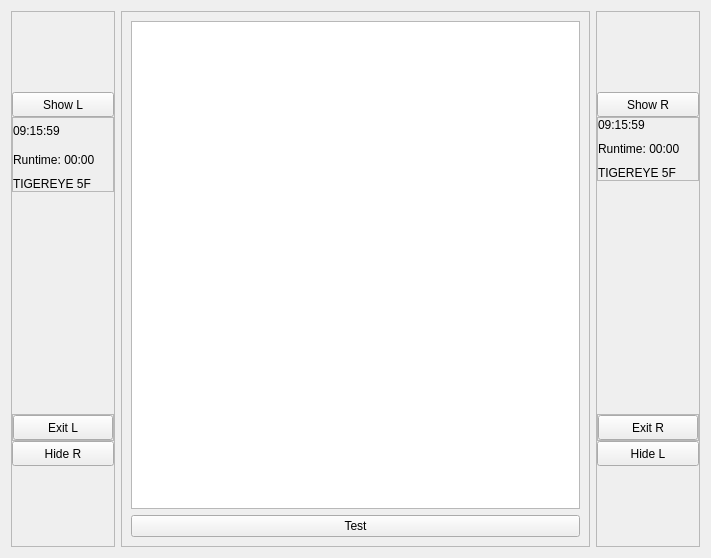
The window that flipVerticalLayout/mainwindow.ui (laszlo-avotra-tips/layout) describes before a commit, drawn with Qt 5.
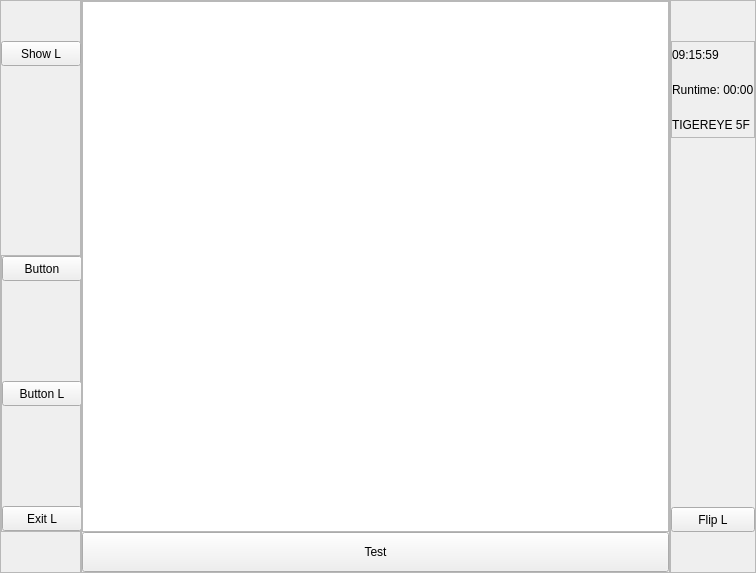
The same window after the commit.

Commit message: the logik works with test

Diff of the .ui file:
```diff
--- a/flipVerticalLayout/mainwindow.ui
+++ b/flipVerticalLayout/mainwindow.ui
@@ -6,25 +6,46 @@
    <rect>
     <x>0</x>
     <y>0</y>
-    <width>711</width>
-    <height>558</height>
+    <width>756</width>
+    <height>573</height>
    </rect>
   </property>
   <property name="windowTitle">
    <string>MainWindow</string>
   </property>
   <layout class="QHBoxLayout" name="horizontalLayout">
+   <property name="spacing">
+    <number>0</number>
+   </property>
+   <property name="leftMargin">
+    <number>0</number>
+   </property>
+   <property name="topMargin">
+    <number>0</number>
+   </property>
+   <property name="rightMargin">
+    <number>0</number>
+   </property>
+   <property name="bottomMargin">
+    <number>0</number>
+   </property>
    <item>
     <widget class="QFrame" name="frameL">
+     <property name="sizePolicy">
+      <sizepolicy hsizetype="Preferred" vsizetype="Preferred">
+       <horstretch>0</horstretch>
+       <verstretch>0</verstretch>
+      </sizepolicy>
+     </property>
      <property name="minimumSize">
       <size>
-       <width>0</width>
+       <width>81</width>
        <height>0</height>
       </size>
      </property>
      <property name="maximumSize">
       <size>
-       <width>16777215</width>
+       <width>81</width>
        <height>16777215</height>
       </size>
      </property>
@@ -34,7 +55,7 @@
      <property name="frameShadow">
       <enum>QFrame::Raised</enum>
      </property>
-     <layout class="QVBoxLayout" name="verticalLayout">
+     <layout class="QVBoxLayout" name="verticalLayout_3">
       <property name="spacing">
        <number>0</number>
       </property>
@@ -42,16 +63,16 @@
        <number>0</number>
       </property>
       <property name="topMargin">
-       <number>80</number>
+       <number>40</number>
       </property>
       <property name="rightMargin">
        <number>0</number>
       </property>
       <property name="bottomMargin">
-       <number>80</number>
+       <number>40</number>
       </property>
       <item>
-       <widget class="QPushButton" name="pushButtonShowButtonsL">
+       <widget class="QPushButton" name="pushButtonShow">
         <property name="sizePolicy">
          <sizepolicy hsizetype="Preferred" vsizetype="Preferred">
           <horstretch>0</horstretch>
@@ -60,7 +81,7 @@
         </property>
         <property name="minimumSize">
          <size>
-          <width>100</width>
+          <width>80</width>
           <height>25</height>
          </size>
         </property>
@@ -75,81 +96,6 @@
         </property>
        </widget>
       </item>
-      <item>
-       <widget class="QFrame" name="frameTL">
-        <property name="minimumSize">
-         <size>
-          <width>0</width>
-          <height>0</height>
-         </size>
-        </property>
-        <property name="maximumSize">
-         <size>
-          <width>16777215</width>
-          <height>16777215</height>
-         </size>
-        </property>
-        <property name="frameShape">
-         <enum>QFrame::StyledPanel</enum>
-        </property>
-        <property name="frameShadow">
-         <enum>QFrame::Raised</enum>
-        </property>
-        <property name="lineWidth">
-         <number>0</number>
-        </property>
-        <layout class="QVBoxLayout" name="verticalLayout_3">
-         <property name="spacing">
-          <number>10</number>
-         </property>
-         <property name="leftMargin">
-          <number>0</number>
-         </property>
-         <property name="topMargin">
-          <number>0</number>
-         </property>
-         <property name="rightMargin">
-          <number>0</number>
-         </property>
-         <property name="bottomMargin">
-          <number>0</number>
-         </property>
-         <item>
-          <widget class="QLabel" name="labelTL">
-           <property name="minimumSize">
-            <size>
-             <width>95</width>
-             <height>25</height>
-            </size>
-           </property>
-           <property name="maximumSize">
-            <size>
-             <width>95</width>
-             <height>16777215</height>
-            </size>
-           </property>
-           <property name="text">
-            <string>09:15:59</string>
-           </property>
-          </widget>
-         </item>
-         <item>
-          <widget class="QLabel" name="label">
-           <property name="text">
-            <string>Runtime: 00:00</string>
-           </property>
-          </widget>
-         </item>
-         <item>
-          <widget class="QLabel" name="label_2">
-           <property name="text">
-            <string>TIGEREYE 5F</string>
-           </property>
-          </widget>
-         </item>
-        </layout>
-       </widget>
-      </item>
       <item>
        <spacer name="verticalSpacer">
         <property name="orientation">
@@ -164,10 +110,10 @@
        </spacer>
       </item>
       <item>
-       <widget class="QFrame" name="frameBL">
+       <widget class="QFrame" name="frameButtons">
         <property name="minimumSize">
          <size>
-          <width>0</width>
+          <width>80</width>
           <height>0</height>
          </size>
         </property>
@@ -199,6 +145,50 @@
          <property name="bottomMargin">
           <number>0</number>
          </property>
+         <item>
+          <widget class="QPushButton" name="pushButton">
+           <property name="sizePolicy">
+            <sizepolicy hsizetype="Preferred" vsizetype="Preferred">
+             <horstretch>0</horstretch>
+             <verstretch>0</verstretch>
+            </sizepolicy>
+           </property>
+           <property name="minimumSize">
+            <size>
+             <width>80</width>
+             <height>25</height>
+            </size>
+           </property>
+           <property name="maximumSize">
+            <size>
+             <width>16777215</width>
+             <height>16777215</height>
+            </size>
+           </property>
+           <property name="text">
+            <string>Button</string>
+           </property>
+          </widget>
+         </item>
+         <item>
+          <widget class="QPushButton" name="pushButtonL">
+           <property name="sizePolicy">
+            <sizepolicy hsizetype="Preferred" vsizetype="Preferred">
+             <horstretch>0</horstretch>
+             <verstretch>0</verstretch>
+            </sizepolicy>
+           </property>
+           <property name="minimumSize">
+            <size>
+             <width>80</width>
+             <height>25</height>
+            </size>
+           </property>
+           <property name="text">
+            <string>Button L</string>
+           </property>
+          </widget>
+         </item>
          <item>
           <widget class="QPushButton" name="pushButtonExitL">
            <property name="sizePolicy">
@@ -209,7 +199,7 @@
            </property>
            <property name="minimumSize">
             <size>
-             <width>100</width>
+             <width>80</width>
              <height>25</height>
             </size>
            </property>
@@ -221,43 +211,51 @@
         </layout>
        </widget>
       </item>
-      <item>
-       <widget class="QPushButton" name="pushButtonFlipR">
-        <property name="sizePolicy">
-         <sizepolicy hsizetype="Preferred" vsizetype="Preferred">
-          <horstretch>0</horstretch>
-          <verstretch>0</verstretch>
-         </sizepolicy>
-        </property>
-        <property name="minimumSize">
-         <size>
-          <width>100</width>
-          <height>25</height>
-         </size>
-        </property>
-        <property name="text">
-         <string>Hide R</string>
-        </property>
-       </widget>
-      </item>
      </layout>
     </widget>
    </item>
    <item>
     <widget class="QFrame" name="frameM">
+     <property name="minimumSize">
+      <size>
+       <width>256</width>
+       <height>0</height>
+      </size>
+     </property>
      <property name="frameShape">
       <enum>QFrame::StyledPanel</enum>
      </property>
      <property name="frameShadow">
       <enum>QFrame::Raised</enum>
      </property>
-     <layout class="QVBoxLayout" name="verticalLayout_7">
+     <layout class="QVBoxLayout" name="verticalLayout">
+      <property name="spacing">
+       <number>0</number>
+      </property>
+      <property name="leftMargin">
+       <number>0</number>
+      </property>
+      <property name="topMargin">
+       <number>0</number>
+      </property>
+      <property name="rightMargin">
+       <number>0</number>
+      </property>
+      <property name="bottomMargin">
+       <number>0</number>
+      </property>
       <item>
        <widget class="QGraphicsView" name="graphicsView">
+        <property name="sizePolicy">
+         <sizepolicy hsizetype="Expanding" vsizetype="Expanding">
+          <horstretch>0</horstretch>
+          <verstretch>0</verstretch>
+         </sizepolicy>
+        </property>
         <property name="minimumSize">
          <size>
-          <width>256</width>
-          <height>192</height>
+          <width>0</width>
+          <height>0</height>
          </size>
         </property>
         <property name="maximumSize">
@@ -270,6 +268,12 @@
       </item>
       <item>
        <widget class="QPushButton" name="pushButtonTest">
+        <property name="minimumSize">
+         <size>
+          <width>0</width>
+          <height>40</height>
+         </size>
+        </property>
         <property name="text">
          <string>Test</string>
         </property>
@@ -282,7 +286,7 @@
     <widget class="QFrame" name="frameR">
      <property name="minimumSize">
       <size>
-       <width>0</width>
+       <width>82</width>
        <height>0</height>
       </size>
      </property>
@@ -298,7 +302,7 @@
      <property name="frameShadow">
       <enum>QFrame::Raised</enum>
      </property>
-     <layout class="QVBoxLayout" name="verticalLayout_6">
+     <layout class="QVBoxLayout" name="verticalLayout_5">
       <property name="spacing">
        <number>0</number>
       </property>
@@ -306,38 +310,19 @@
        <number>0</number>
       </property>
       <property name="topMargin">
-       <number>80</number>
+       <number>40</number>
       </property>
       <property name="rightMargin">
        <number>0</number>
       </property>
       <property name="bottomMargin">
-       <number>80</number>
+       <number>40</number>
       </property>
       <item>
-       <widget class="QPushButton" name="pushButtonShowButtonsR">
-        <property name="sizePolicy">
-         <sizepolicy hsizetype="Preferred" vsizetype="Preferred">
-          <horstretch>0</horstretch>
-          <verstretch>0</verstretch>
-         </sizepolicy>
-        </property>
+       <widget class="QFrame" name="frameStatus">
         <property name="minimumSize">
          <size>
-          <width>100</width>
-          <height>25</height>
-         </size>
-        </property>
-        <property name="text">
-         <string>Show R</string>
-        </property>
-       </widget>
-      </item>
-      <item>
-       <widget class="QFrame" name="frameTR">
-        <property name="minimumSize">
-         <size>
-          <width>0</width>
+          <width>80</width>
           <height>0</height>
          </size>
         </property>
@@ -370,16 +355,16 @@
           <number>0</number>
          </property>
          <item>
-          <widget class="QLabel" name="labelTR">
+          <widget class="QLabel" name="labelTime">
            <property name="minimumSize">
             <size>
-             <width>95</width>
-             <height>0</height>
+             <width>80</width>
+             <height>25</height>
             </size>
            </property>
            <property name="maximumSize">
             <size>
-             <width>95</width>
+             <width>16777215</width>
              <height>16777215</height>
             </size>
            </property>
@@ -389,14 +374,26 @@
           </widget>
          </item>
          <item>
-          <widget class="QLabel" name="label_3">
+          <widget class="QLabel" name="labelRunTime">
+           <property name="minimumSize">
+            <size>
+             <width>80</width>
+             <height>25</height>
+            </size>
+           </property>
            <property name="text">
             <string>Runtime: 00:00</string>
            </property>
           </widget>
          </item>
          <item>
-          <widget class="QLabel" name="label_4">
+          <widget class="QLabel" name="labelDevice">
+           <property name="minimumSize">
+            <size>
+             <width>80</width>
+             <height>25</height>
+            </size>
+           </property>
            <property name="text">
             <string>TIGEREYE 5F</string>
            </property>
@@ -419,65 +416,7 @@
        </spacer>
       </item>
       <item>
-       <widget class="QFrame" name="frameBR">
-        <property name="minimumSize">
-         <size>
-          <width>0</width>
-          <height>0</height>
-         </size>
-        </property>
-        <property name="maximumSize">
-         <size>
-          <width>16777215</width>
-          <height>16777215</height>
-         </size>
-        </property>
-        <property name="frameShape">
-         <enum>QFrame::StyledPanel</enum>
-        </property>
-        <property name="frameShadow">
-         <enum>QFrame::Raised</enum>
-        </property>
-        <layout class="QVBoxLayout" name="verticalLayout_5">
-         <property name="spacing">
-          <number>0</number>
-         </property>
-         <property name="leftMargin">
-          <number>0</number>
-         </property>
-         <property name="topMargin">
-          <number>0</number>
-         </property>
-         <property name="rightMargin">
-          <number>0</number>
-         </property>
-         <property name="bottomMargin">
-          <number>0</number>
-         </property>
-         <item>
-          <widget class="QPushButton" name="pushButtonExitR">
-           <property name="sizePolicy">
-            <sizepolicy hsizetype="Preferred" vsizetype="Preferred">
-             <horstretch>0</horstretch>
-             <verstretch>0</verstretch>
-            </sizepolicy>
-           </property>
-           <property name="minimumSize">
-            <size>
-             <width>100</width>
-             <height>25</height>
-            </size>
-           </property>
-           <property name="text">
-            <string>Exit R</string>
-           </property>
-          </widget>
-         </item>
-        </layout>
-       </widget>
-      </item>
-      <item>
-       <widget class="QPushButton" name="pushButtonFlipL">
+       <widget class="QPushButton" name="pushButtonFlip">
         <property name="sizePolicy">
          <sizepolicy hsizetype="Preferred" vsizetype="Preferred">
           <horstretch>0</horstretch>
@@ -486,7 +425,7 @@
         </property>
         <property name="minimumSize">
          <size>
-          <width>100</width>
+          <width>80</width>
           <height>25</height>
          </size>
         </property>
@@ -497,7 +436,7 @@
          </size>
         </property>
         <property name="text">
-         <string>Hide L</string>
+         <string>Flip L</string>
         </property>
        </widget>
       </item>
```
Left out of the diff: 16 changed lines with no effect on the pictures. The commit also changes 2 other files.
